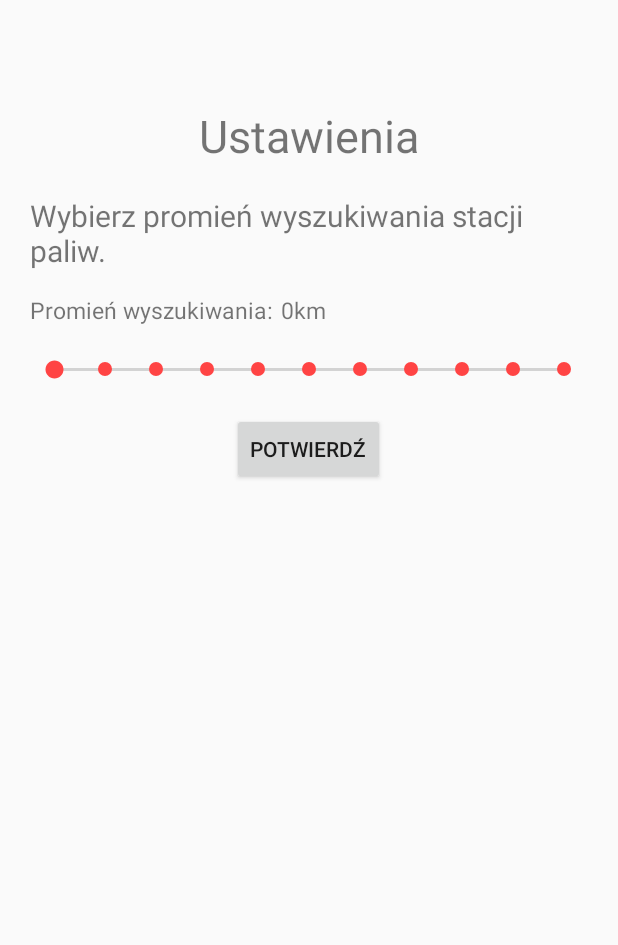
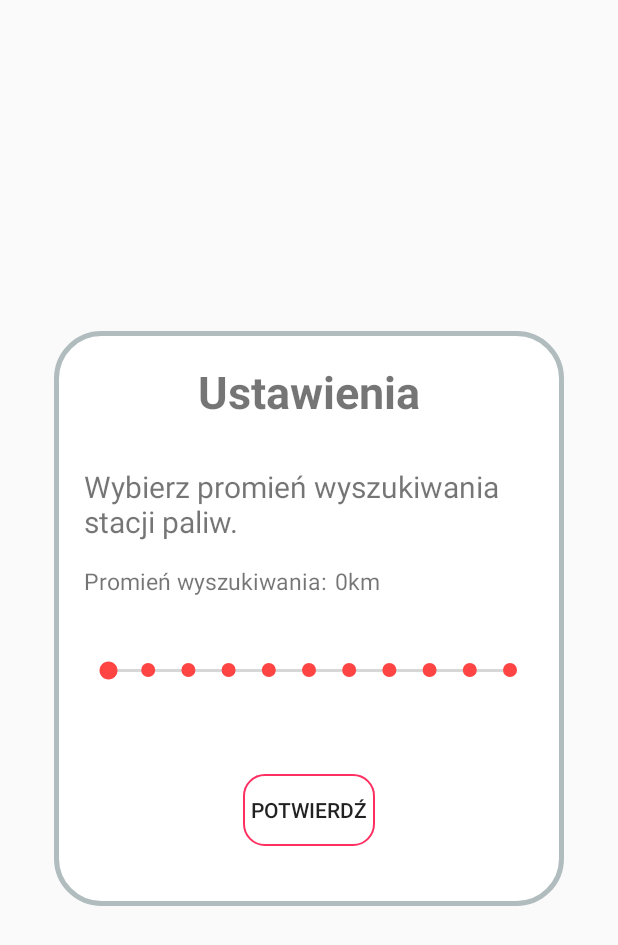
Before and after one commit to Blackwatch98/PetrolNavigatorApp, an Android app: the InitialSettingsActivity screen opened directly, with no data from a screen before it, on a phone screen of 412 x 824 dp. Shown: the top 945 px of the screen. Run offline under Robolectric (Android 15) with nearby library versions, the phone set to English and light mode, and no system bars.

Commit message:
InitialSettingsActivity new layout

```diff
--- a/app/src/main/java/com/example/petrolnavigatorapp/InitialSettingsActivity.java
+++ b/app/src/main/java/com/example/petrolnavigatorapp/InitialSettingsActivity.java
@@ -4,7 +4,10 @@ import androidx.appcompat.app.AppCompatActivity;
 
 import android.content.Intent;
 import android.os.Bundle;
+import android.view.MotionEvent;
 import android.view.View;
+import android.view.animation.Animation;
+import android.view.animation.AnimationUtils;
 import android.widget.Button;
 import android.widget.SeekBar;
 import android.widget.TextView;
@@ -13,13 +16,14 @@ public class InitialSettingsActivity extends AppCompatActivity {
 
     private SeekBar seekBar;
     private TextView currentRadiusText;
+    private Animation scale_up, scale_down;
 
     @Override
     protected void onCreate(Bundle savedInstanceState) {
         super.onCreate(savedInstanceState);
         setContentView(R.layout.activity_initial_settings);
 
-        Button confirmButton = findViewById(R.id.confirmButton1);
+        final Button confirmButton = findViewById(R.id.confirmButton1);
         currentRadiusText = findViewById(R.id.radiusValue);
 
         seekBar = findViewById(R.id.seekBar);
@@ -51,5 +55,24 @@ public class InitialSettingsActivity extends AppCompatActivity {
                 finish();
             }
         });
+
+        scale_up = AnimationUtils.loadAnimation(this,R.anim.scale_up);
+        scale_down = AnimationUtils.loadAnimation(this,R.anim.scale_down);
+
+        confirmButton.setOnTouchListener(new View.OnTouchListener() {
+            @Override
+            public boolean onTouch(View view, MotionEvent motionEvent) {
+                if(motionEvent.getAction()==MotionEvent.ACTION_DOWN)
+                {
+                    confirmButton.startAnimation(scale_up);
+                }
+                else if(motionEvent.getAction()==MotionEvent.ACTION_UP)
+                {
+                    confirmButton.startAnimation(scale_down);
+                }
+
+                return false;
+            }
+        });
     }
 }
--- a/app/src/main/java/com/example/petrolnavigatorapp/PetrolRecyclerViewAdapter.java
+++ b/app/src/main/java/com/example/petrolnavigatorapp/PetrolRecyclerViewAdapter.java
@@ -64,7 +64,7 @@ public class PetrolRecyclerViewAdapter extends RecyclerView.Adapter<PetrolRecycl
         {
             e.getMessage();
         }
-        holder.reportText.setText("Liczba zgłoszeń: "+fuelsList.get(position).getReportCounter());
+        holder.reportText.setText("Zgłoszeń: "+fuelsList.get(position).getReportCounter());
         holder.priceText.setEnabled(false);
         changeButtonsList.add(holder.changeButton);
 
--- /dev/null
+++ b/app/src/main/res/anim/scale_down.xml
@@ -0,0 +1,10 @@
+<?xml version="1.0" encoding="utf-8"?>
+<scale xmlns:android="http://schemas.android.com/apk/res/android"
+    android:fromXScale="1.2"
+    android:fromYScale="1.2"
+    android:toXScale="1"
+    android:toYScale="1"
+    android:pivotX="50%"
+    android:pivotY="50%"
+    android:duration="100">
+</scale>
--- /dev/null
+++ b/app/src/main/res/anim/scale_up.xml
@@ -0,0 +1,10 @@
+<?xml version="1.0" encoding="utf-8"?>
+<scale xmlns:android="http://schemas.android.com/apk/res/android"
+    android:fromXScale="1"
+    android:fromYScale="1"
+    android:toXScale="1.2"
+    android:toYScale="1.2"
+    android:pivotX="50%"
+    android:pivotY="50%"
+    android:duration="100">
+</scale>
--- a/app/src/main/res/drawable/custom_change_button.xml
+++ b/app/src/main/res/drawable/custom_change_button.xml
@@ -1,19 +1,9 @@
 <?xml version="1.0" encoding="utf-8"?>
-<shape xmlns:android="http://schemas.android.com/apk/res/android" android:shape="rectangle" >
-    <corners
-        android:radius="14dp"
-        />
-    <solid
-        android:color="@android:color/transparent"
-        />
-    <padding
-        android:left="0dp"
-        android:top="0dp"
-        android:right="0dp"
-        android:bottom="0dp"
-        />
-    <stroke
-        android:width="1dp"
-        android:color="#FF3061"
-        />
-</shape>
+<selector xmlns:android="http://schemas.android.com/apk/res/android">
+    <item
+        android:state_pressed="true"
+        android:drawable="@drawable/custom_change_button_pressed"
+        android:textColor="@color/white"/>
+    <item android:state_pressed="false"
+        android:drawable="@drawable/custom_change_button_default"/>
+</selector>
--- /dev/null
+++ b/app/src/main/res/drawable/custom_change_button_default.xml
@@ -0,0 +1,19 @@
+<?xml version="1.0" encoding="utf-8"?>
+<shape xmlns:android="http://schemas.android.com/apk/res/android" android:shape="rectangle" >
+    <corners
+        android:radius="14dp"
+        />
+    <solid
+        android:color="@android:color/transparent"
+        />
+    <padding
+        android:left="0dp"
+        android:top="0dp"
+        android:right="0dp"
+        android:bottom="0dp"
+        />
+    <stroke
+        android:width="1dp"
+        android:color="#FF3061"
+        />
+</shape>
--- /dev/null
+++ b/app/src/main/res/drawable/custom_change_button_pressed.xml
@@ -0,0 +1,19 @@
+<?xml version="1.0" encoding="utf-8"?>
+<shape xmlns:android="http://schemas.android.com/apk/res/android" android:shape="rectangle" >
+    <corners
+        android:radius="14dp"
+        />
+    <solid
+        android:color="#FF3061"
+        />
+    <padding
+        android:left="0dp"
+        android:top="0dp"
+        android:right="0dp"
+        android:bottom="0dp"
+        />
+    <stroke
+        android:width="1dp"
+        android:color="#FF3061"
+        />
+</shape>
--- a/app/src/main/res/layout/activity_initial_settings.xml
+++ b/app/src/main/res/layout/activity_initial_settings.xml
@@ -1,30 +1,40 @@
 <?xml version="1.0" encoding="utf-8"?>
-<LinearLayout xmlns:android="http://schemas.android.com/apk/res/android"
+<androidx.constraintlayout.widget.ConstraintLayout xmlns:android="http://schemas.android.com/apk/res/android"
     xmlns:app="http://schemas.android.com/apk/res-auto"
     xmlns:tools="http://schemas.android.com/tools"
     android:layout_width="match_parent"
     android:layout_height="match_parent"
     android:orientation="vertical"
+    tools:context=".InitialSettingsActivity">
+
+    <LinearLayout
+        android:layout_width="wrap_content"
+        android:layout_height="wrap_content"
+        android:orientation="vertical"
         android:padding="20dp"
-    tools:context=".InitialSettingsActivity">
+        android:background="@drawable/rounded_layout"
+        app:layout_constraintBottom_toBottomOf="parent"
+        app:layout_constraintEnd_toEndOf="parent"
+        app:layout_constraintStart_toStartOf="parent"
+        app:layout_constraintTop_toTopOf="parent">
 
         <TextView
             android:id="@+id/textView"
             android:layout_width="match_parent"
             android:layout_height="50dp"
-        android:layout_marginTop="50dp"
+            android:layout_gravity="center"
+            android:text="@string/setting"
+            android:textAlignment="center"
             android:textSize="30sp"
-        android:textAlignment="center"
-        android:layout_gravity="center"
-        android:text="@string/setting" />
+            android:textStyle="bold" />
 
         <TextView
             android:id="@+id/textView2"
-        android:layout_width="match_parent"
+            android:layout_width="300dp"
             android:layout_height="wrap_content"
-        android:layout_marginTop="10dp"
-        android:textSize="20sp"
-        android:text="@string/radius_choice" />
+            android:layout_marginTop="20dp"
+            android:text="@string/radius_choice"
+            android:textSize="20sp" />
 
         <LinearLayout
             android:layout_width="wrap_content"
@@ -36,8 +46,8 @@
                 android:id="@+id/textView3"
                 android:layout_width="match_parent"
                 android:layout_height="wrap_content"
-            android:textSize="15sp"
-            android:text="@string/currentRadius" />
+                android:text="@string/currentRadius"
+                android:textSize="15sp" />
 
             <TextView
                 android:id="@+id/radiusValue"
@@ -51,23 +61,27 @@
         <SeekBar
             android:id="@+id/seekBar"
             android:layout_width="match_parent"
-        android:layout_marginTop="10dp"
+            android:layout_height="wrap_content"
+            android:layout_marginTop="30dp"
+            android:max="10"
+            android:maxHeight="6dip"
+            android:minHeight="6dip"
+            android:paddingLeft="30dp"
             android:paddingTop="10dp"
+            android:paddingRight="30dp"
             android:paddingBottom="10dp"
-        android:paddingLeft="30dp"
-        android:paddingRight="30dp"
-        android:minHeight="6dip"
-        android:maxHeight="6dip"
             android:thumbTint="@android:color/holo_red_light"
-        android:max="10"
-        app:tickMark="@drawable/tickmark"
-        android:layout_height="wrap_content" />
+            app:tickMark="@drawable/tickmark" />
 
         <Button
             android:id="@+id/confirmButton1"
             android:layout_width="wrap_content"
             android:layout_height="wrap_content"
             android:layout_gravity="center"
-        android:layout_marginTop="10dp"
+            android:layout_marginTop="50dp"
+            android:layout_marginBottom="20dp"
+            android:background="@drawable/custom_change_button"
             android:text="@string/confirmButton" />
     </LinearLayout>
+
+</androidx.constraintlayout.widget.ConstraintLayout>
--- a/app/src/main/res/layout/petrol_list_row.xml
+++ b/app/src/main/res/layout/petrol_list_row.xml
@@ -10,6 +10,7 @@
         android:id="@+id/imageView"
         android:layout_width="50dp"
         android:layout_height="50dp"
+        android:layout_alignParentStart="true"
         android:layout_alignParentTop="true"
         android:layout_marginTop="10dp"
         app:srcCompat="@drawable/petrol_pump" />
@@ -46,13 +47,14 @@
 
     <Button
         android:id="@+id/changePriceBtn"
-        android:layout_width="100dp"
-        android:layout_height="40dp"
+        android:layout_width="80dp"
+        android:layout_height="30dp"
         android:layout_alignParentTop="true"
         android:layout_alignParentEnd="true"
         android:layout_marginLeft="200dp"
-        android:layout_marginTop="10dp"
+        android:layout_marginTop="15dp"
         android:background="@drawable/custom_change_button"
         android:drawableLeft="@drawable/ic_baseline_edit_24"
+        android:padding="5dp"
         android:text="Zmień" />
 </RelativeLayout>
```
Lines whose indentation alone changed are shown as unchanged.
